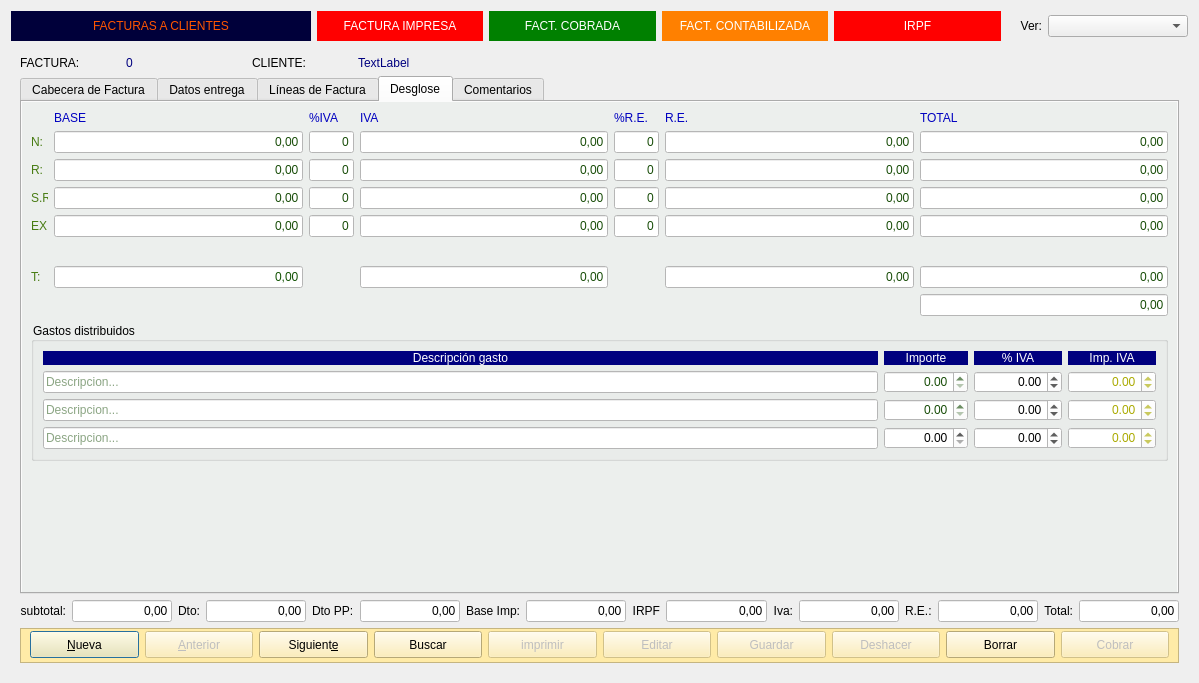
This is Zona_Ventas/frmfacturas.ui in arcnexus/RedFoX as Qt 5 draws it before an edit. The edited form follows.
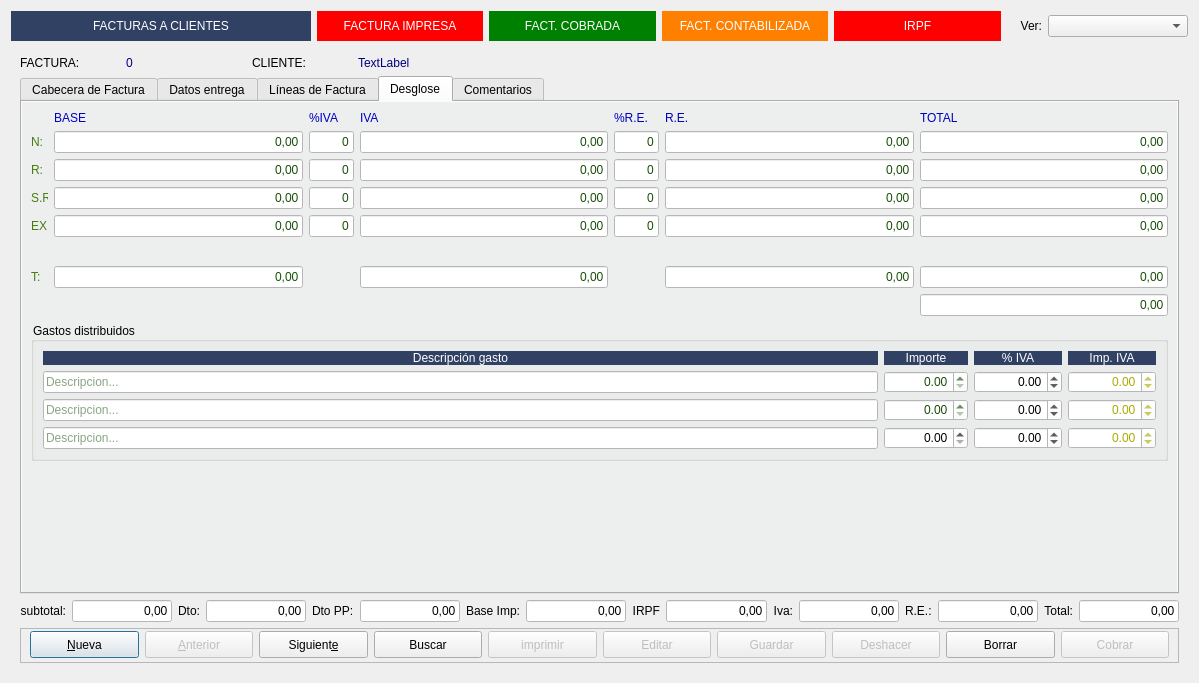
This is the edited form. The open tabs and pages were chosen to show the change. Icons and pictures are not drawn.

Patch:
```diff
--- a/Zona_Ventas/frmfacturas.ui
+++ b/Zona_Ventas/frmfacturas.ui
@@ -34,8 +34,8 @@
      </property>
      <property name="styleSheet">
       <string notr="true">font: 14pt &quot;Sans Serif&quot;;
-color: rgb(255, 85, 0);
-background-color: rgb(0, 0, 58);</string>
+color: rgb(255, 255, 255);
+background-color: #304163;</string>
      </property>
      <property name="text">
       <string>FACTURAS A CLIENTES</string>
@@ -289,9 +289,6 @@
            <height>35</height>
           </size>
          </property>
-         <property name="styleSheet">
-          <string notr="true">background-color: rgb(255, 235, 167);</string>
-         </property>
          <property name="frameShape">
           <enum>QFrame::StyledPanel</enum>
          </property>
@@ -2603,7 +2600,7 @@
               <item row="0" column="0">
                <widget class="QLabel" name="label_32">
                 <property name="styleSheet">
-                 <string notr="true">background-color: rgb(0, 0, 127);
+                 <string notr="true">background-color: #304163;
 color: rgb(255, 255, 255);</string>
                 </property>
                 <property name="text">
@@ -2617,7 +2614,7 @@
               <item row="0" column="1">
                <widget class="QLabel" name="label_50">
                 <property name="styleSheet">
-                 <string notr="true">background-color: rgb(0, 0, 127);
+                 <string notr="true">background-color: #304163;
 color: rgb(255, 255, 255);</string>
                 </property>
                 <property name="text">
@@ -2631,7 +2628,7 @@
               <item row="0" column="2">
                <widget class="QLabel" name="label_51">
                 <property name="styleSheet">
-                 <string notr="true">background-color: rgb(0, 0, 127);
+                 <string notr="true">background-color: #304163;
 color: rgb(255, 255, 255);</string>
                 </property>
                 <property name="text">
@@ -2645,7 +2642,7 @@
               <item row="0" column="3">
                <widget class="QLabel" name="label_52">
                 <property name="styleSheet">
-                 <string notr="true">background-color: rgb(0, 0, 127);
+                 <string notr="true">background-color: #304163;
 color: rgb(255, 255, 255);</string>
                 </property>
                 <property name="text">
```
Left out of the diff: 13 changed lines with no effect on the pictures.
